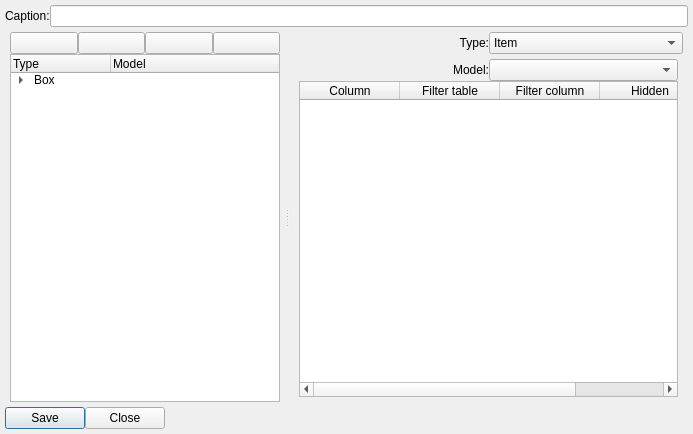
JupiterSoft/libSekura, file wizarditemwidget.ui: the form before one commit.
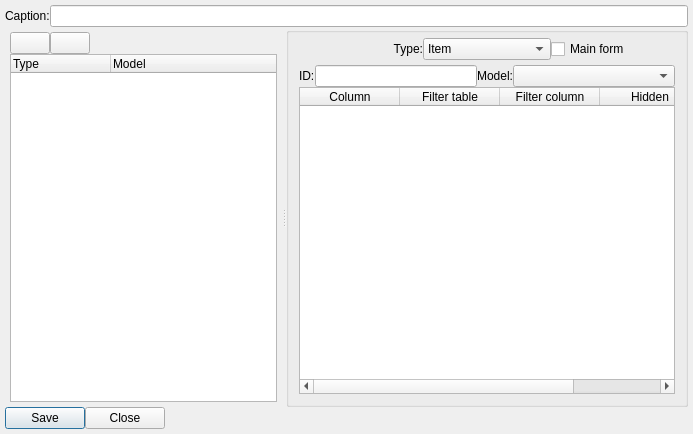
The form after the commit. Icons and pictures are not drawn.

Commit message: edit master widget, append spacer and group box

The edit to the form file:
```diff
--- a/wizarditemwidget.ui
+++ b/wizarditemwidget.ui
@@ -51,22 +51,6 @@
            </property>
           </widget>
          </item>
-         <item>
-          <widget class="QPushButton" name="pbAddChild">
-           <property name="icon">
-            <iconset resource="resources.qrc">
-             <normaloff>:/images/043-download.png</normaloff>:/images/043-download.png</iconset>
-           </property>
-          </widget>
-         </item>
-         <item>
-          <widget class="QPushButton" name="pbMove">
-           <property name="icon">
-            <iconset resource="resources.qrc">
-             <normaloff>:/images/086-share-2.png</normaloff>:/images/086-share-2.png</iconset>
-           </property>
-          </widget>
-         </item>
          <item>
           <widget class="QPushButton" name="pbDel">
            <property name="text">
@@ -78,6 +62,19 @@
            </property>
           </widget>
          </item>
+         <item>
+          <spacer name="horizontalSpacer_3">
+           <property name="orientation">
+            <enum>Qt::Horizontal</enum>
+           </property>
+           <property name="sizeHint" stdset="0">
+            <size>
+             <width>40</width>
+             <height>20</height>
+            </size>
+           </property>
+          </spacer>
+         </item>
         </layout>
        </item>
        <item>
@@ -92,27 +89,14 @@
            <string>Model</string>
           </property>
          </column>
-         <item>
-          <property name="text">
-           <string>Box</string>
-          </property>
-          <property name="text">
-           <string/>
-          </property>
-          <item>
-           <property name="text">
-            <string>Item</string>
-           </property>
-           <property name="text">
-            <string>a_applications</string>
-           </property>
-          </item>
-         </item>
         </widget>
        </item>
       </layout>
      </widget>
-     <widget class="QWidget" name="layoutWidget">
+     <widget class="QGroupBox" name="gb">
+      <property name="title">
+       <string/>
+      </property>
       <layout class="QVBoxLayout" name="verticalLayout_3">
        <item>
         <layout class="QHBoxLayout" name="horizontalLayout_5">
@@ -168,6 +152,28 @@
              <string>Tool</string>
             </property>
            </item>
+           <item>
+            <property name="text">
+             <string>Spacer</string>
+            </property>
+           </item>
+           <item>
+            <property name="text">
+             <string>GroupBox</string>
+            </property>
+           </item>
+           <item>
+            <property name="text">
+             <string>Command</string>
+            </property>
+           </item>
+          </widget>
+         </item>
+         <item>
+          <widget class="QCheckBox" name="cbMainForm">
+           <property name="text">
+            <string>Main form</string>
+           </property>
           </widget>
          </item>
         </layout>
@@ -181,6 +187,16 @@
           <layout class="QVBoxLayout" name="verticalLayout">
            <item>
             <layout class="QHBoxLayout" name="horizontalLayout_2">
+             <item>
+              <widget class="QLabel" name="label_2">
+               <property name="text">
+                <string>ID:</string>
+               </property>
+              </widget>
+             </item>
+             <item>
+              <widget class="QLineEdit" name="leID"/>
+             </item>
              <item>
               <widget class="QLabel" name="lModel">
                <property name="text">
@@ -192,7 +208,14 @@
               </widget>
              </item>
              <item>
-              <widget class="QComboBox" name="cmbModel"/>
+              <widget class="QComboBox" name="cmbModel">
+               <property name="sizePolicy">
+                <sizepolicy hsizetype="Expanding" vsizetype="Fixed">
+                 <horstretch>0</horstretch>
+                 <verstretch>0</verstretch>
+                </sizepolicy>
+               </property>
+              </widget>
              </item>
             </layout>
            </item>
```
Left out of the diff: 13 changed lines with no effect on the pictures. The commit also changes 3 other files.
